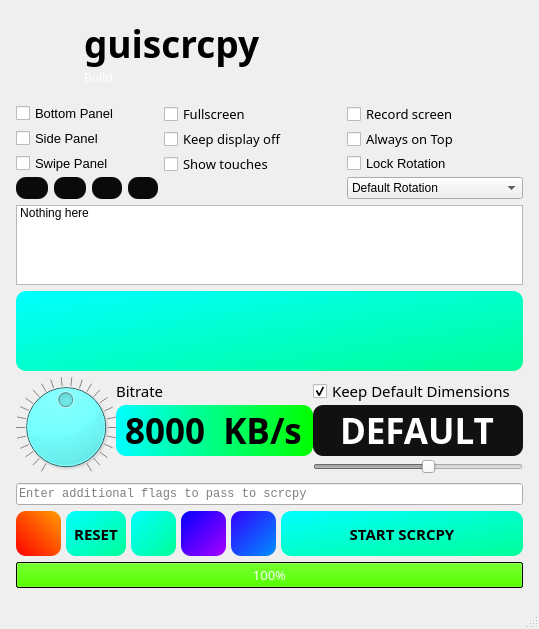
Above: guiscrcpy/ui/mainwindow.ui from srevinsaju/guiscrcpy before the change. Below: the same form after it.
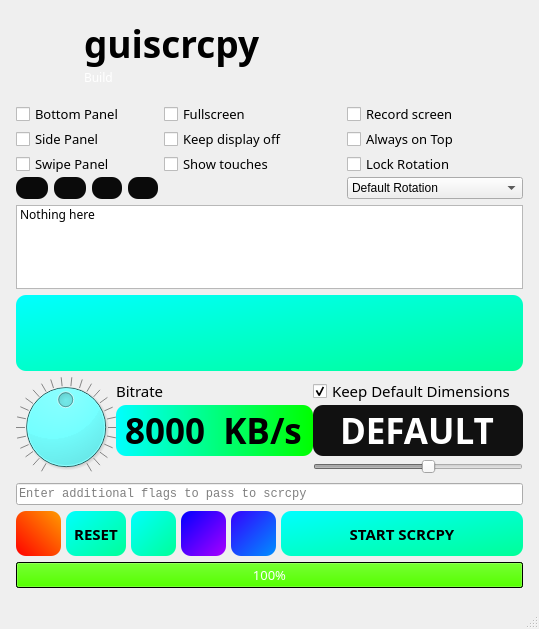
That is the form after the change. Icons and pictures are not drawn.

Commit message: Strictly use Noto Sans

```diff
--- a/guiscrcpy/ui/mainwindow.ui
+++ b/guiscrcpy/ui/mainwindow.ui
@@ -276,6 +276,7 @@
           <widget class="QCheckBox" name="check_swipe_panel">
            <property name="font">
             <font>
+             <family>Noto Sans</family>
              <pointsize>10</pointsize>
             </font>
            </property>
@@ -400,6 +401,7 @@
           <widget class="QCheckBox" name="lock_rotation">
            <property name="font">
             <font>
+             <family>Noto Sans</family>
              <pointsize>10</pointsize>
             </font>
            </property>
@@ -416,6 +418,7 @@
           <widget class="QCheckBox" name="check_bottom_panel">
            <property name="font">
             <font>
+             <family>Noto Sans</family>
              <pointsize>10</pointsize>
             </font>
            </property>
@@ -455,6 +458,7 @@
           <widget class="QCheckBox" name="check_side_panel">
            <property name="font">
             <font>
+             <family>Noto Sans</family>
              <pointsize>10</pointsize>
             </font>
            </property>
@@ -572,6 +576,7 @@
          </property>
          <property name="font">
           <font>
+           <family>Noto Sans</family>
            <pointsize>9</pointsize>
           </font>
          </property>
```
Left out of the diff: 2 changed lines with no effect on the pictures.
